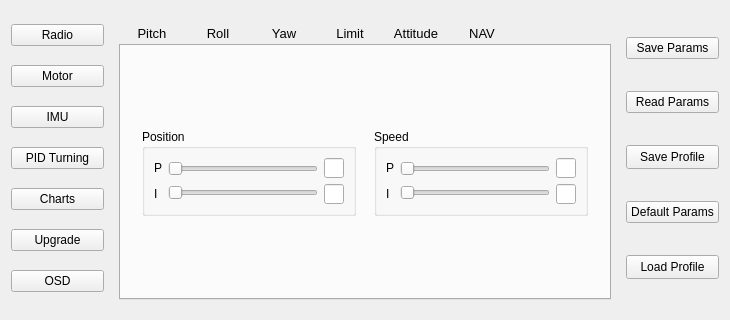
This is src/uavconfig.ui in nlbtuyen/ConfigurationGCS as Qt 5 draws it before an edit. The edited form follows.
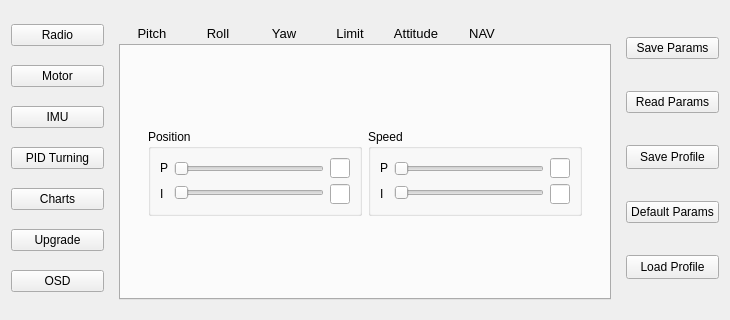
This is the edited form. The open tabs and pages were chosen to show the change. Icons and pictures are not drawn.

What changed in the file:
```diff
--- a/src/uavconfig.ui
+++ b/src/uavconfig.ui
@@ -1180,7 +1180,7 @@
              </property>
              <property name="sizeHint" stdset="0">
               <size>
-               <width>104</width>
+               <width>110</width>
                <height>20</height>
               </size>
              </property>
@@ -1297,19 +1297,6 @@
              </item>
             </layout>
            </item>
-           <item>
-            <spacer name="horizontalSpacer_22">
-             <property name="orientation">
-              <enum>Qt::Horizontal</enum>
-             </property>
-             <property name="sizeHint" stdset="0">
-              <size>
-               <width>105</width>
-               <height>20</height>
-              </size>
-             </property>
-            </spacer>
-           </item>
            <item>
             <layout class="QVBoxLayout" name="verticalLayout_32">
              <item>
@@ -1428,7 +1415,7 @@
              </property>
              <property name="sizeHint" stdset="0">
               <size>
-               <width>104</width>
+               <width>110</width>
                <height>20</height>
               </size>
              </property>
```
Left out of the diff: 2 changed lines with no effect on the pictures.
